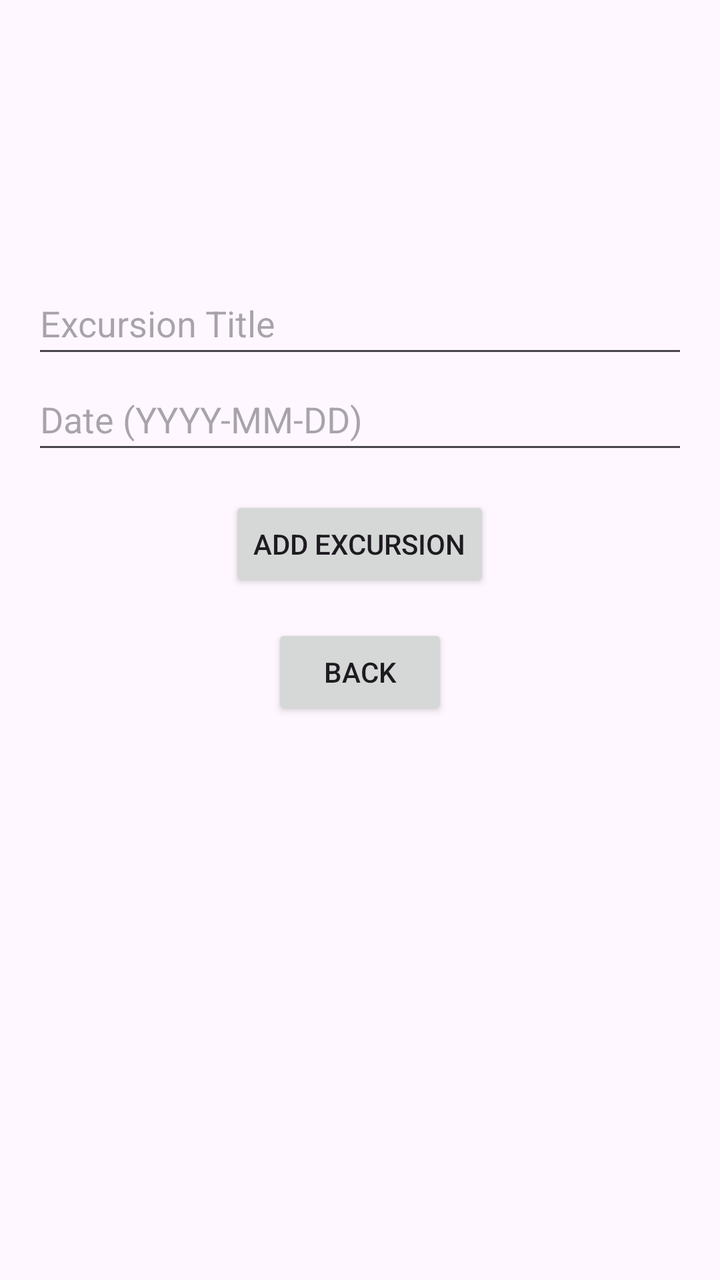
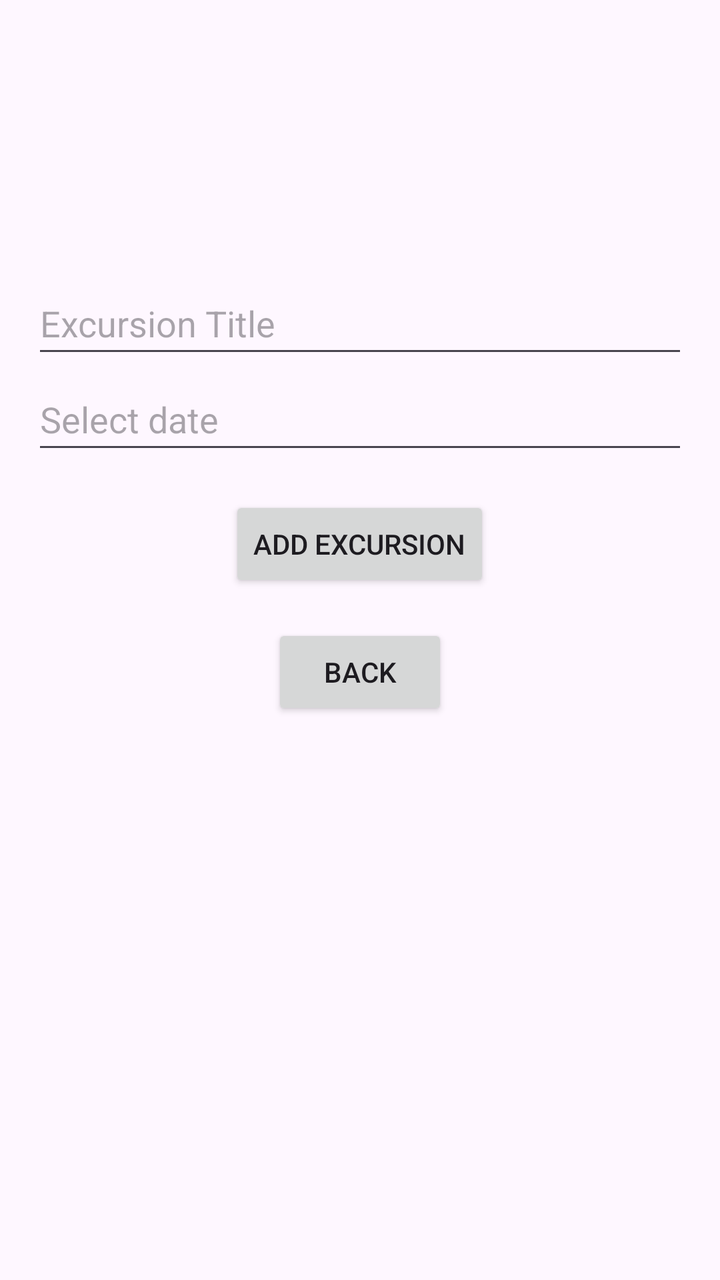

Before-and-after screenshots of an Android layout around one commit, followed by the original layout XML and the change that was made.
<!-- AndroidManifest.xml: application theme Theme.D308VacationPlanner -->
<!-- res/layout/activity_excursion.xml -->
<?xml version="1.0" encoding="utf-8"?>
<LinearLayout xmlns:android="http://schemas.android.com/apk/res/android"
    android:layout_width="match_parent"
    android:layout_height="match_parent"
    android:orientation="vertical"
    android:padding="16dp"
    android:paddingTop="32dp">

    <View
        android:layout_width="match_parent"
        android:layout_height="120dp" />

    <EditText
        android:id="@+id/editTextExcursionTitle"
        android:layout_width="match_parent"
        android:layout_height="48dp"
        android:hint="Excursion Title"
        android:inputType="text" />

    <EditText
        android:id="@+id/editTextExcursionDate"
        android:layout_width="match_parent"
        android:layout_height="48dp"
        android:hint="Date (YYYY-MM-DD)"
        android:inputType="date" />

    <Button
        android:id="@+id/buttonAddExcursion"
        android:layout_width="wrap_content"
        android:layout_height="48dp"
        android:text="Add Excursion"
        android:layout_gravity="center"
        android:layout_marginTop="16dp" />

    <Button
        android:id="@+id/buttonBack"
        android:layout_width="wrap_content"
        android:layout_height="48dp"
        android:text="Back"
        android:layout_gravity="center"
        android:layout_marginTop="16dp" />

    <TextView
        android:id="@+id/textViewVacationInfo"
        android:layout_width="match_parent"
        android:layout_height="48dp"
        android:text=""
        android:textSize="14sp"
        android:textStyle="italic"
        android:layout_marginTop="24dp"
        android:gravity="center" />

</LinearLayout>
<!-- resources referenced by this layout -->
<resources>
  <style name="Theme.D308VacationPlanner" parent="Base.Theme.D308VacationPlanner" />
  <style name="Base.Theme.D308VacationPlanner" parent="Theme.Material3.DayNight">
          
          <item name="colorPrimary">@color/colorPrimary</item>
      </style>
  <color name="colorPrimary">#002147</color>
</resources>

<!-- the commit's change to res/layout/activity_excursion.xml (unified diff, before → after) -->
@@ -21,8 +21,10 @@
         android:id="@+id/editTextExcursionDate"
         android:layout_width="match_parent"
         android:layout_height="48dp"
-        android:hint="Date (YYYY-MM-DD)"
-        android:inputType="date" />
+        android:hint="Select date"
+        android:focusable="false"
+        android:cursorVisible="false"
+        android:inputType="none" />
 
     <Button
         android:id="@+id/buttonAddExcursion"
